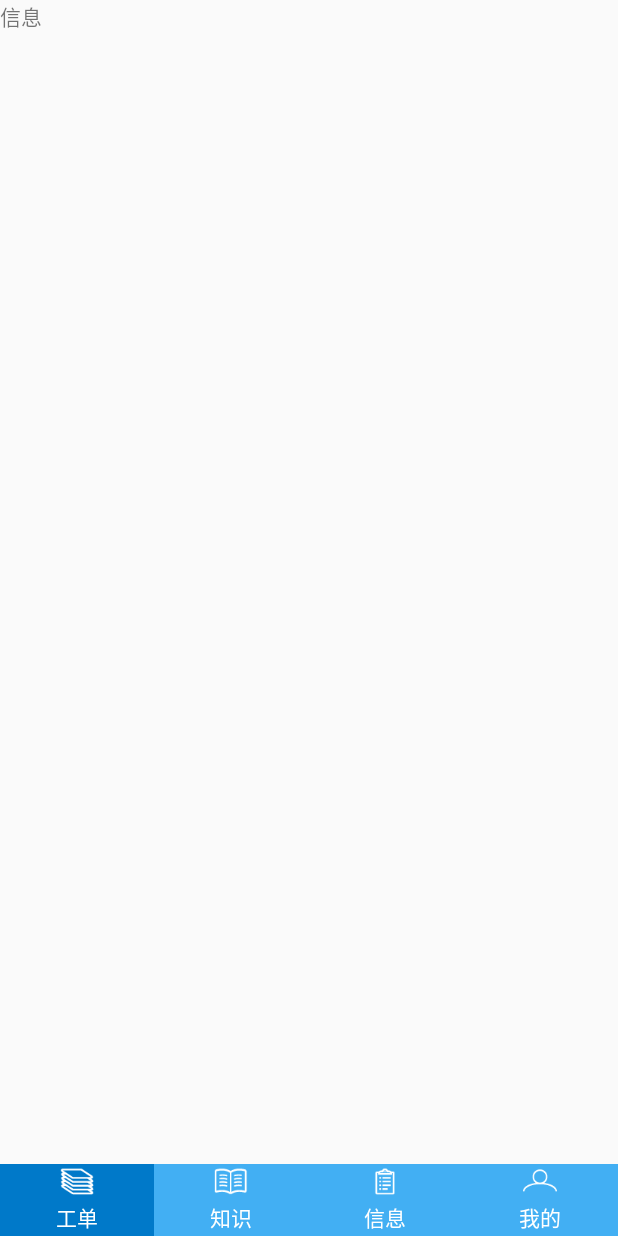
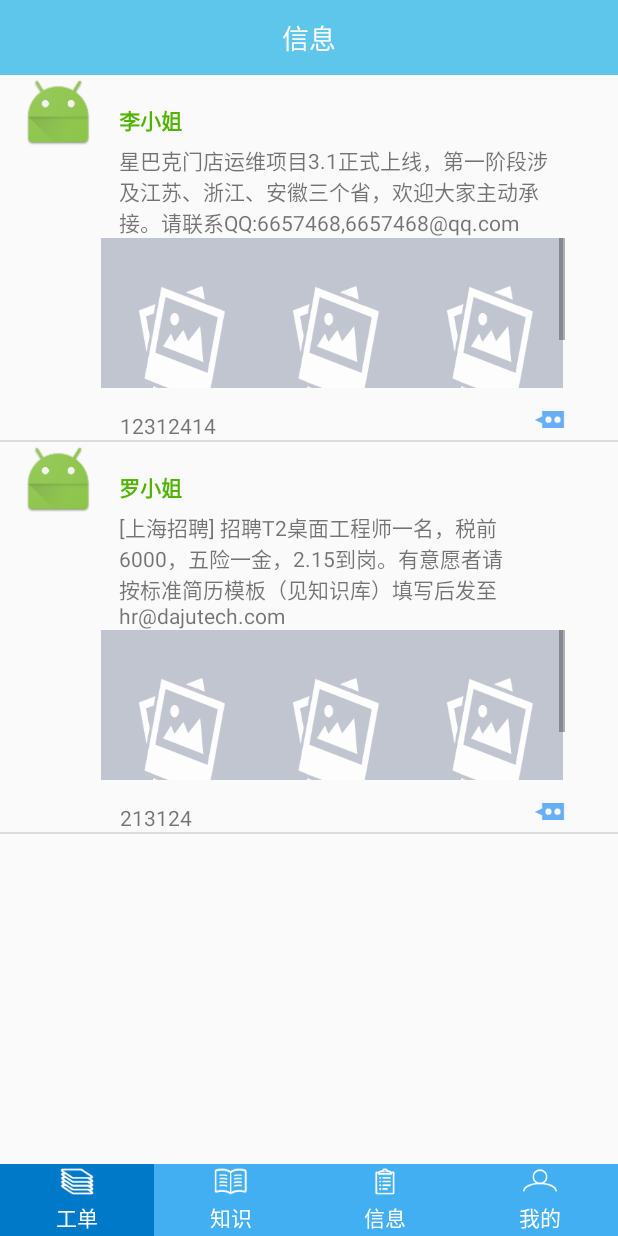
Before and after one commit to tony1213/Lenovo_v2, an Android app: the fragment InformationFragment placed in its activity, on a phone screen of 412 x 824 dp. Run offline under Robolectric (Android 15) with nearby library versions, the phone set to English and light mode, and no system bars; libraries missing offline, so code that uses them is left out: cn.bingoogolapple.refreshlayout; network calls fail; pictures from the network do not load; 4 statements that could not run were skipped.

Commit message:
融合“信息”模块代码

```diff
--- /dev/null
+++ b/app/src/main/java/com/overtech/lenovo/activity/business/infomation/adapter/InformationAdapter.java
@@ -0,0 +1,122 @@
+package com.overtech.lenovo.activity.business.infomation.adapter;
+
+import java.util.List;
+
+import android.content.Context;
+import android.graphics.Bitmap;
+import android.graphics.Bitmap.Config;
+import android.support.v7.widget.RecyclerView.Adapter;
+import android.support.v7.widget.RecyclerView.ViewHolder;
+import android.view.LayoutInflater;
+import android.view.View;
+import android.view.View.OnClickListener;
+import android.view.ViewGroup;
+import android.widget.GridView;
+import android.widget.ImageView;
+import android.widget.TextView;
+import com.overtech.lenovo.R;
+import com.overtech.lenovo.entity.information.Information;
+import com.overtech.lenovo.picasso.Transformation;
+import com.overtech.lenovo.utils.ImageCacheUtils;
+import com.overtech.lenovo.widget.bitmap.ImageLoader;
+
+public class InformationAdapter extends Adapter<InformationAdapter.MyViewHolder> {
+	private List<Information> datas;
+	private Context ctx;
+	private OnItemButtonClickListener listener;
+
+	public InformationAdapter(Context ctx, List<Information> datas) {
+		this.ctx = ctx;
+		this.datas = datas;
+	}
+
+	@Override
+	public int getItemCount() {
+		return datas.size();
+	}
+
+	@Override
+	public void onBindViewHolder(MyViewHolder vh, final int position) {
+		Information info = datas.get(position);
+		ImageLoader.getInstance().displayImage(info.getAvator(), vh.avator,
+				R.mipmap.ic_launcher, R.mipmap.ic_launcher,
+				new Transformation() {
+
+					@Override
+					public Bitmap transform(Bitmap source) {
+						return ImageCacheUtils.toRoundBitmap(source);
+					}
+
+					@Override
+					public String key() {
+						return null;
+					}
+				}, Config.RGB_565);// 处理头像
+		vh.name.setText(info.getName());
+		vh.description.setText(info.getDescription());
+
+		if (vh.itemAdapter == null) {
+			vh.itemAdapter = new InformationItemAdapter(ctx, info.getUrls());// 初始化item的adapter
+		} else {
+			vh.itemAdapter.setUrls(info.getUrls());
+			vh.itemAdapter.notifyDataSetChanged();// 当出现convertView重用的时候，就将adapter重新刷新
+		}
+		vh.picture.setAdapter(vh.itemAdapter);// 每个item内的图片描述
+		vh.time.setText(info.getTime() + "");
+		vh.commend.setOnClickListener(new OnClickListener() {
+
+			@Override
+			public void onClick(View v) {
+				// TODO Auto-generated method stub
+				if (listener != null) {
+					listener.buttonClick(v, position);
+				}
+			}
+		});// 为评论注册点击事件
+
+	}
+
+	@Override
+	public MyViewHolder onCreateViewHolder(ViewGroup parent, int viewType) {
+		// TODO Auto-generated method stub
+		MyViewHolder vh = new MyViewHolder(LayoutInflater.from(ctx).inflate(
+				R.layout.item_recyclerview_information, parent, false));
+		return vh;
+	}
+
+	class MyViewHolder extends ViewHolder {
+		ImageView avator;
+		TextView name;
+		TextView description;
+		GridView picture;
+		TextView time;
+		ImageView commend;
+		InformationItemAdapter itemAdapter;// 为每一个ViewHolder绑定一个adapter
+
+		public MyViewHolder(View convertView) {
+			super(convertView);
+			// TODO Auto-generated constructor stub
+			avator = (ImageView) convertView
+					.findViewById(R.id.iv_information_avator);
+			name = (TextView) convertView
+					.findViewById(R.id.tv_information_name);
+			description = (TextView) convertView
+					.findViewById(R.id.tv_information_description);
+			picture = (GridView) convertView
+					.findViewById(R.id.gv_information_picture);
+			time = (TextView) convertView
+					.findViewById(R.id.tv_information_time);
+			commend = (ImageView) convertView
+					.findViewById(R.id.iv_information_commend);
+		}
+
+	}
+
+	public void setOnItemButtonClickListener(OnItemButtonClickListener listener) {
+		this.listener = listener;
+	}
+
+	public interface OnItemButtonClickListener {
+		void buttonClick(View v, int position);
+	}
+}
--- /dev/null
+++ b/app/src/main/java/com/overtech/lenovo/activity/business/infomation/adapter/InformationItemAdapter.java
@@ -0,0 +1,52 @@
+package com.overtech.lenovo.activity.business.infomation.adapter;
+
+import android.content.Context;
+import android.graphics.Bitmap.Config;
+import android.view.LayoutInflater;
+import android.view.View;
+import android.view.ViewGroup;
+import android.widget.BaseAdapter;
+import android.widget.ImageView;
+
+import com.overtech.lenovo.R;
+import com.overtech.lenovo.widget.bitmap.ImageLoader;
+
+public class InformationItemAdapter extends BaseAdapter {
+	private Context ctx;
+	private String[] urls;
+
+	public InformationItemAdapter(Context ctx, String[] urls) {
+		this.ctx = ctx;
+		this.urls = urls;
+	}
+
+	@Override
+	public int getCount() {
+		return urls.length > 3 ? 3 : urls.length;// 限制每个item的最大加载图片数量为3，暂定
+	}
+
+	@Override
+	public Object getItem(int position) {
+		return urls[position];
+	}
+
+	@Override
+	public long getItemId(int position) {
+		return position;
+	}
+
+	@Override
+	public View getView(int position, View convertView, ViewGroup parent) {
+		if (convertView == null) {
+			convertView = View.inflate(ctx, R.layout.item_gridview_informationitem, null);
+		}
+		ImageView imageView = (ImageView) convertView.findViewById(R.id.iv_picture_item);
+		ImageLoader.getInstance().displayImage(urls[position], imageView, R.mipmap.icon_common_default_stub, R.mipmap.icon_common_default_error, Config.RGB_565);
+		return convertView;
+	}
+
+	public void setUrls(String[] urls) {
+		this.urls = urls;
+	}
+
+}
--- a/app/src/main/java/com/overtech/lenovo/activity/fragment/InformationFragment.java
+++ b/app/src/main/java/com/overtech/lenovo/activity/fragment/InformationFragment.java
@@ -1,20 +1,67 @@
 package com.overtech.lenovo.activity.fragment;
 
+import java.util.ArrayList;
+import java.util.List;
 
 import android.os.Bundle;
-import android.support.v4.app.Fragment;
+import android.support.annotation.Nullable;
+import android.support.v7.widget.LinearLayoutManager;
+import android.support.v7.widget.RecyclerView;
 import android.view.LayoutInflater;
 import android.view.View;
 import android.view.ViewGroup;
 
 import com.overtech.lenovo.R;
+import com.overtech.lenovo.activity.base.BaseFragment;
+import com.overtech.lenovo.activity.business.infomation.adapter.InformationAdapter;
+import com.overtech.lenovo.entity.information.Information;
+import com.overtech.lenovo.utils.Utilities;
+import com.overtech.lenovo.widget.itemdecoration.DividerItemDecoration;
 
-public class InformationFragment extends Fragment {
+public class InformationFragment extends BaseFragment {
+    private View convertView;
+    private RecyclerView mInformation;
+    private InformationAdapter adapter;
+    private List<Information> datas;
 
+    @Nullable
     @Override
-    public View onCreateView(LayoutInflater inflater, ViewGroup container,
-                             Bundle savedInstanceState) {
-        return inflater.inflate(R.layout.fragment_infomation, container, false);
+    public View onCreateView(LayoutInflater inflater, ViewGroup container, Bundle savedInstanceState) {
+        convertView = inflater.inflate(R.layout.fragment_infomation, container, false);
+        init();
+        return convertView;
     }
 
+    protected void init() {
+        datas = new ArrayList<Information>();
+
+        datas.add(new Information(
+                "http://avatar.csdn.net/F/C/3/1_heaimnmn.jpg",
+                "李小姐",
+                "星巴克门店运维项目3.1正式上线，第一阶段涉及江苏、浙江、安徽三个省，欢迎大家主动承接。请联系QQ:6657468,6657468@qq.com",
+                new String[]{"http://img3.3lian.com/2014/s4/42/d/44.jpg",
+                        "http://img2.3lian.com/img2007/19/51/025.jpg",
+                        "http://img2.3lian.com/img2007/23/15/005.jpg"},
+                12312414));
+        datas.add(new Information(
+                "http://avatar.csdn.net/6/B/8/1_projectlover.jpg",
+                "罗小姐",
+                "[上海招聘] 招聘T2桌面工程师一名，税前6000，五险一金，2.15到岗。有意愿者请按标准简历模板（见知识库）填写后发至hr@dajutech.com",
+                new String[]{"http://t1.niutuku.com/960/10/10-192927.jpg",
+                        "http://img3.3lian.com/2014/s5/38/d/91.jpg",
+                        "http://www.taopic.com/uploads/allimg/110922/10023-11092211201726.jpg"},
+                213124));
+        adapter = new InformationAdapter(getActivity(), datas);
+        adapter.setOnItemButtonClickListener(new InformationAdapter.OnItemButtonClickListener() {
+
+            @Override
+            public void buttonClick(View v, int position) {
+                Utilities.showToast("您评论了第" + position + "条记录", getActivity());
+            }
+        });
+        mInformation = (RecyclerView) convertView.findViewById(R.id.recycler_information);
+        mInformation.setLayoutManager(new LinearLayoutManager(getActivity(), LinearLayoutManager.VERTICAL, false));
+        mInformation.addItemDecoration(new DividerItemDecoration(getActivity(), LinearLayoutManager.VERTICAL));
+        mInformation.setAdapter(adapter);
+    }
 }
--- /dev/null
+++ b/app/src/main/java/com/overtech/lenovo/entity/information/Information.java
@@ -0,0 +1,66 @@
+package com.overtech.lenovo.entity.information;
+
+/**
+ * 信息
+ *
+ * @author Overtech Will
+ *
+ */
+public class Information {
+	private String avator;// 头像
+	private String name;// 姓名
+	private String description;// 描述
+	private String[] urls;// 描述图片
+	private long time;//评论发布的时间
+
+	public Information(String avator, String name, String description,
+			String[] urls,long time) {
+		super();
+		this.avator = avator;
+		this.name = name;
+		this.description = description;
+		this.urls = urls;
+		this.time=time;
+	}
+
+	public String getAvator() {
+		return avator;
+	}
+
+	public void setAvator(String avator) {
+		this.avator = avator;
+	}
+
+	public String getName() {
+		return name;
+	}
+
+	public void setName(String name) {
+		this.name = name;
+	}
+
+	public String getDescription() {
+		return description;
+	}
+
+	public void setDescription(String description) {
+		this.description = description;
+	}
+
+	public String[] getUrls() {
+		return urls;
+	}
+
+	public void setUrls(String[] urls) {
+		this.urls = urls;
+	}
+
+	public long getTime() {
+		return time;
+	}
+
+	public void setTime(long time) {
+		this.time = time;
+	}
+
+}
--- /dev/null
+++ b/app/src/main/java/com/overtech/lenovo/entity/information/InformationParam.java
@@ -0,0 +1,5 @@
+package com.overtech.lenovo.entity.information;
+
+public enum InformationParam {
+
+}
--- a/app/src/main/java/com/overtech/lenovo/widget/bitmap/ImageLoader.java
+++ b/app/src/main/java/com/overtech/lenovo/widget/bitmap/ImageLoader.java
@@ -5,6 +5,8 @@ import com.overtech.lenovo.R;
 import com.overtech.lenovo.picasso.Callback;
 import com.overtech.lenovo.picasso.Picasso;
 import com.overtech.lenovo.picasso.Target;
+import com.overtech.lenovo.picasso.Transformation;
+
 import android.content.Context;
 import android.graphics.Bitmap.Config;
 import android.widget.ImageView;
@@ -12,7 +14,7 @@ import android.widget.ImageView.ScaleType;
 
 public class ImageLoader {
 	public static final int STUB_NULL = -1;// 不设置默认图
-	private static final int STUB_ID = R.mipmap.icon_common_default_stub ; // 默认图片（再不设置默认图的情况下用这个）
+	private static final int STUB_ID = R.mipmap.icon_common_default_stub; // 默认图片（再不设置默认图的情况下用这个）
 	private static final Config DEFAULT_CONFIG = Config.RGB_565;
 	private static ImageLoader imageLoader = null;
 	private Context context;
@@ -22,7 +24,7 @@ public class ImageLoader {
 	}
 
 	public void initContext(Context context) {
-		this.context=context;
+		this.context = context;
 	}
 
 	public static synchronized ImageLoader getInstance() {
@@ -125,6 +127,28 @@ public class ImageLoader {
 	}
 
 	/**
+	 * 带默认的图片加载，对加载成功后的图片的处理
+	 *
+	 * @param imageUrl
+	 * @param imageView
+	 * @param stub_id
+	 * @param stub_id_no_img
+	 * @param transformation
+	 * @param config
+	 */
+	public void displayImage(String imageUrl, ImageView imageView, int stub_id,
+			int stub_id_no_img, Transformation transformation, Config config) {
+		if (imageUrl == null || "".equals(imageUrl)) {
+			imageView.setScaleType(ScaleType.FIT_XY);
+			imageView.setImageResource(stub_id);
+			return;
+		}
+		Picasso.with(context).load(imageUrl).placeholder(stub_id)
+				.error(stub_id_no_img).transform(transformation).config(config)
+				.into(imageView);
+	}
+
+	/**
 	 * 带回调的图片加载（加载成功、失败、进度的回调）
 	 *
 	 * @param imageUrl
--- a/app/src/main/res/layout/fragment_infomation.xml
+++ b/app/src/main/res/layout/fragment_infomation.xml
@@ -1,13 +1,26 @@
-<FrameLayout xmlns:android="http://schemas.android.com/apk/res/android"
-    xmlns:tools="http://schemas.android.com/tools"
+<?xml version="1.0" encoding="utf-8"?>
+<LinearLayout xmlns:android="http://schemas.android.com/apk/res/android"
     android:layout_width="match_parent"
     android:layout_height="match_parent"
-    tools:context=".activity.fragment.InformationFragment">
+    android:orientation="vertical">
 
-    <!-- TODO: Update blank fragment layout -->
-    <TextView
+    <RelativeLayout
         android:layout_width="match_parent"
-        android:layout_height="match_parent"
-        android:text="@string/tab_text_information" />
+        android:layout_height="50dp"
+        android:background="@color/bg_qq_blue">
 
-</FrameLayout>
+        <TextView
+            android:id="@+id/textView3"
+            style="@style/tv_title_white_style"
+            android:layout_centerHorizontal="true"
+            android:layout_centerVertical="true"
+            android:text="信息" />
+
+    </RelativeLayout>
+
+    <android.support.v7.widget.RecyclerView
+        android:id="@+id/recycler_information"
+        android:layout_width="match_parent"
+        android:layout_height="match_parent"/>
+
+</LinearLayout>
--- /dev/null
+++ b/app/src/main/res/layout/item_gridview_informationitem.xml
@@ -0,0 +1,14 @@
+<?xml version="1.0" encoding="utf-8"?>
+<LinearLayout xmlns:android="http://schemas.android.com/apk/res/android"
+    android:layout_width="match_parent"
+    android:layout_height="match_parent"
+    android:orientation="vertical" >
+
+    <ImageView
+        android:id="@+id/iv_picture_item"
+        android:layout_width="wrap_content"
+        android:layout_height="wrap_content"
+        android:scaleType="centerCrop" >
+    </ImageView>
+
+</LinearLayout>
--- /dev/null
+++ b/app/src/main/res/layout/item_recyclerview_information.xml
@@ -0,0 +1,60 @@
+<?xml version="1.0" encoding="utf-8"?>
+<RelativeLayout xmlns:android="http://schemas.android.com/apk/res/android"
+    android:layout_width="match_parent"
+    android:layout_height="wrap_content"
+    android:paddingRight="35dp" >
+
+    <ImageView
+        android:id="@+id/iv_information_avator"
+        android:layout_width="50dp"
+        android:layout_height="50dp"
+        android:layout_marginLeft="14dp"
+        android:src="@mipmap/ic_launcher" />
+
+    <TextView
+        android:id="@+id/tv_information_name"
+        android:layout_width="wrap_content"
+        android:layout_height="wrap_content"
+        android:layout_marginLeft="15dp"
+        android:layout_marginTop="19dp"
+        android:layout_toRightOf="@id/iv_information_avator"
+        android:text="张先生"
+        android:textColor="@color/main_green"
+        android:textStyle="bold" />
+
+    <TextView
+        android:id="@+id/tv_information_description"
+        android:layout_width="wrap_content"
+        android:layout_height="wrap_content"
+        android:layout_below="@id/tv_information_name"
+        android:layout_marginLeft="15dp"
+        android:layout_marginTop="6dp"
+        android:layout_toRightOf="@id/iv_information_avator"
+        android:maxLines="4"
+        android:text="@string/information_default1" />
+
+    <GridView
+        android:id="@+id/gv_information_picture"
+        android:layout_width="match_parent"
+        android:layout_height="100dp"
+        android:layout_below="@id/tv_information_description"
+        android:layout_marginLeft="67dp"
+        android:numColumns="3" >
+    </GridView>
+    <TextView
+        android:id="@+id/tv_information_time"
+        android:layout_width="wrap_content"
+        android:layout_height="wrap_content"
+        android:layout_below="@id/gv_information_picture"
+        android:layout_marginLeft="80dp"
+        android:layout_marginTop="15dp" />
+    <ImageView
+        android:id="@+id/iv_information_commend"
+        android:layout_width="wrap_content"
+        android:layout_height="wrap_content"
+        android:layout_alignParentRight="true"
+        android:layout_below="@id/gv_information_picture"
+        android:layout_marginTop="15dp"
+        android:src="@mipmap/icon_information_commend" />
+
+</RelativeLayout>
```
Also changed, not shown: app/src/main/java/com/overtech/lenovo/utils/ImageCacheUtils.java (added, +236 -0 lines), app/src/main/res/mipmap-xhdpi/icon_information_commend.png (added).
